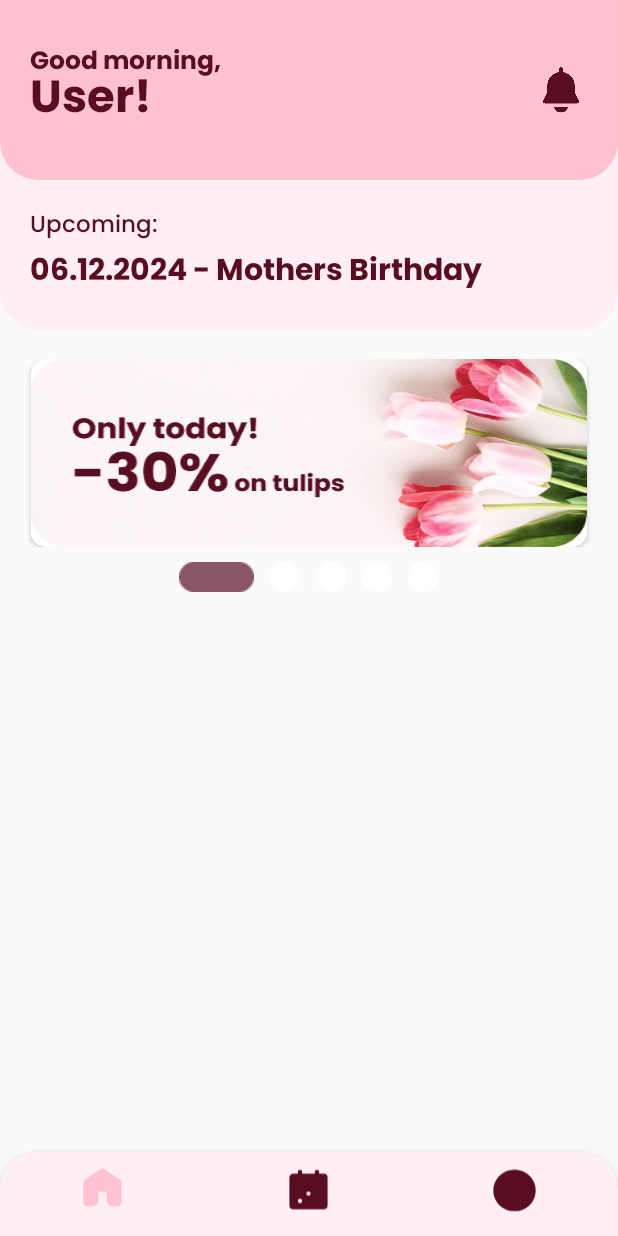
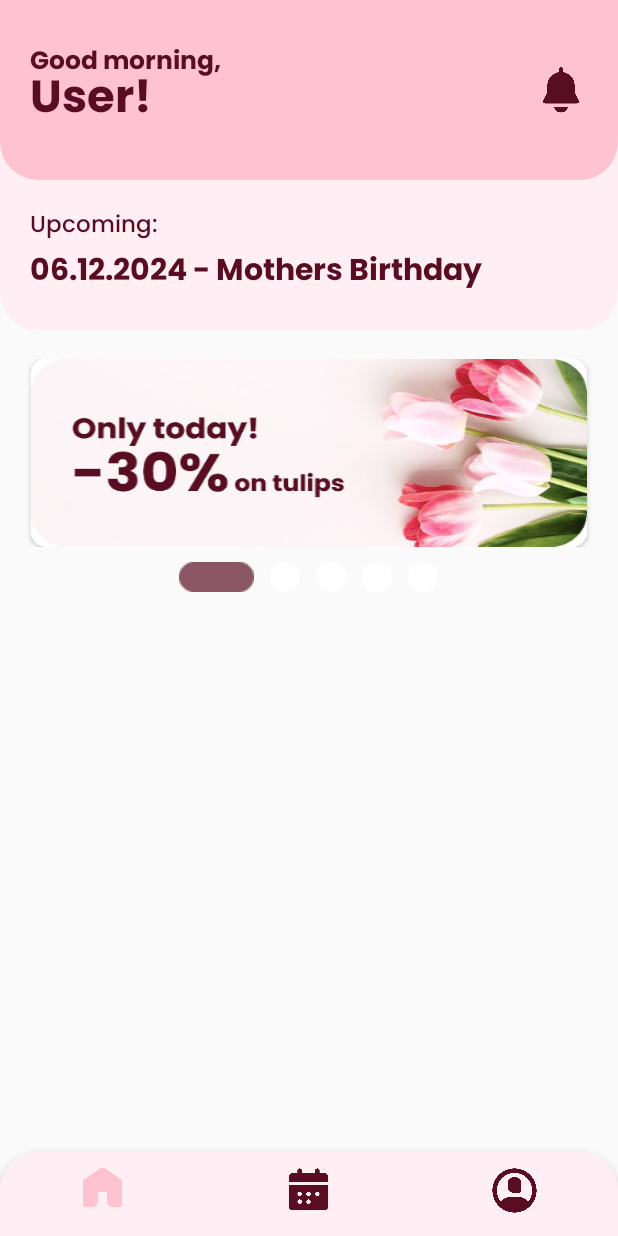
Before and after one commit to vaktipo/FlowerApp, an Android app: the screen it shows after launch once a user with an empty profile is signed in (HomeSection), on a phone screen of 412 x 824 dp. Run offline under Robolectric (Android 15) with nearby library versions, the phone set to English and light mode, and no system bars; our stand-ins replace Firebase (no records; nobody signed in at launch, a user with empty details on screens opened directly); pictures from the network do not load.

Commit message:
updating bottom navigation icons

```diff
--- a/app/src/main/res/drawable/account.xml
+++ /dev/null
@@ -1,17 +0,0 @@
-<vector xmlns:android="http://schemas.android.com/apk/res/android"
-    android:width="25dp"
-    android:height="24dp"
-    android:viewportWidth="25"
-    android:viewportHeight="24">
-  <group>
-    <clip-path
-        android:pathData="M23,1H2V22H23V1ZM12.5,6C10.843,6 9.5,7.343 9.5,9V10C9.5,11.657 10.843,13 12.5,13C14.157,13 15.5,11.657 15.5,10V9C15.5,7.343 14.157,6 12.5,6ZM12.5,20C15.05,20 17.321,18.807 18.786,16.949C17.843,15.725 16.382,15 14.824,15H10.176C8.618,15 7.157,15.725 6.214,16.949C7.679,18.807 9.95,20 12.5,20Z"
-        android:fillType="evenOdd"/>
-    <path
-        android:pathData="M12.5,21.25C17.609,21.25 21.75,17.109 21.75,12C21.75,6.891 17.609,2.75 12.5,2.75C7.391,2.75 3.25,6.891 3.25,12C3.25,17.109 7.391,21.25 12.5,21.25Z"
-        android:strokeWidth="1.5"
-        android:fillColor="#121331"
-        android:strokeColor="#121331"
-        android:strokeLineCap="round"/>
-  </group>
-</vector>
--- a/app/src/main/res/drawable/calendar.xml
+++ /dev/null
@@ -1,31 +0,0 @@
-<vector xmlns:android="http://schemas.android.com/apk/res/android"
-    android:width="25dp"
-    android:height="24dp"
-    android:viewportWidth="25"
-    android:viewportHeight="24">
-  <group>
-    <clip-path
-        android:pathData="M23,2H2V22H23V2ZM3.5,8C3.086,8 2.75,8.336 2.75,8.75C2.75,9.164 3.086,9.5 3.5,9.5H21.5C21.914,9.5 22.25,9.164 22.25,8.75C22.25,8.336 21.914,8 21.5,8H3.5ZM7.5,13.5C7.5,14.05 7.95,14.5 8.5,14.5C9.06,14.5 9.5,14.05 9.5,13.5C9.5,12.95 9.05,12.5 8.5,12.5C7.95,12.5 7.5,12.95 7.5,13.5ZM12.5,14.5C11.95,14.5 11.5,14.05 11.5,13.5C11.5,12.95 11.94,12.5 12.5,12.5C13.05,12.5 13.5,12.95 13.5,13.5C13.5,14.05 13.05,14.5 12.5,14.5ZM15.5,13.5C15.5,14.05 15.95,14.5 16.5,14.5C17.05,14.5 17.5,14.05 17.5,13.5C17.5,12.95 17.05,12.5 16.5,12.5C15.94,12.5 15.5,12.95 15.5,13.5ZM8.5,18C7.95,18 7.5,17.55 7.5,17C7.5,16.45 7.95,16 8.5,16C9.05,16 9.5,16.45 9.5,17C9.5,17.55 9.06,18 8.5,18ZM11.5,17C11.5,17.55 11.95,18 12.5,18C13.05,18 13.5,17.55 13.5,17C13.5,16.45 13.05,16 12.5,16C11.94,16 11.5,16.45 11.5,17Z"
-        android:fillType="evenOdd"/>
-    <path
-        android:pathData="M4.25,5.75C4.25,5.198 4.698,4.75 5.25,4.75H19.75C20.302,4.75 20.75,5.198 20.75,5.75V19.25C20.75,19.802 20.302,20.25 19.75,20.25H5.25C4.698,20.25 4.25,19.802 4.25,19.25V5.75Z"
-        android:strokeLineJoin="round"
-        android:strokeWidth="1.5"
-        android:fillColor="#121331"
-        android:strokeColor="#121331"/>
-    <path
-        android:pathData="M8.5,3V4.75"
-        android:strokeLineJoin="round"
-        android:strokeWidth="2"
-        android:fillColor="#00000000"
-        android:strokeColor="#121331"
-        android:strokeLineCap="round"/>
-    <path
-        android:pathData="M16.5,3V4.75"
-        android:strokeLineJoin="round"
-        android:strokeWidth="2"
-        android:fillColor="#00000000"
-        android:strokeColor="#121331"
-        android:strokeLineCap="round"/>
-  </group>
-</vector>
--- a/app/src/main/res/drawable/home.xml
+++ /dev/null
@@ -1,13 +0,0 @@
-<vector xmlns:android="http://schemas.android.com/apk/res/android"
-    android:width="25dp"
-    android:height="24dp"
-    android:viewportWidth="25"
-    android:viewportHeight="24">
-  <path
-      android:pathData="M9.75,18.25V13.25H15.25V18.25C15.25,19.355 16.145,20.25 17.25,20.25H19.75C20.302,20.25 20.75,19.802 20.75,19.25V9.772C20.75,9.445 20.59,9.139 20.322,8.952L13.072,3.899C12.728,3.659 12.272,3.659 11.928,3.899L4.678,8.952C4.41,9.139 4.25,9.445 4.25,9.772V19.25C4.25,19.802 4.698,20.25 5.25,20.25H7.75C8.855,20.25 9.75,19.355 9.75,18.25Z"
-      android:strokeLineJoin="round"
-      android:strokeWidth="1.5"
-      android:fillColor="#121331"
-      android:strokeColor="#121331"
-      android:strokeLineCap="round"/>
-</vector>
--- a/app/src/main/res/menu/bottom_menu.xml
+++ b/app/src/main/res/menu/bottom_menu.xml
@@ -3,16 +3,16 @@
     xmlns:android="http://schemas.android.com/apk/res/android">
     <item
         android:id ="@+id/bottom_home"
-        android:icon="@drawable/home"
+        android:icon="@drawable/home_dark_pink"
         tools:ignore="MenuTitle" />
 
     <item
         android:id ="@+id/bottom_calendar"
-        android:icon="@drawable/calendar"
+        android:icon="@drawable/calendar_dark_pink"
         tools:ignore="MenuTitle" />
 
     <item
         android:id ="@+id/bottom_account"
-        android:icon="@drawable/account"
+        android:icon="@drawable/account_dark_pink"
         tools:ignore="MenuTitle" />
 </menu>
```
Also changed, not shown: app/src/main/res/drawable/account_dark_pink.png (added), app/src/main/res/drawable/calendar_dark_pink.png (added), app/src/main/res/drawable/home_dark_pink.png (added).
